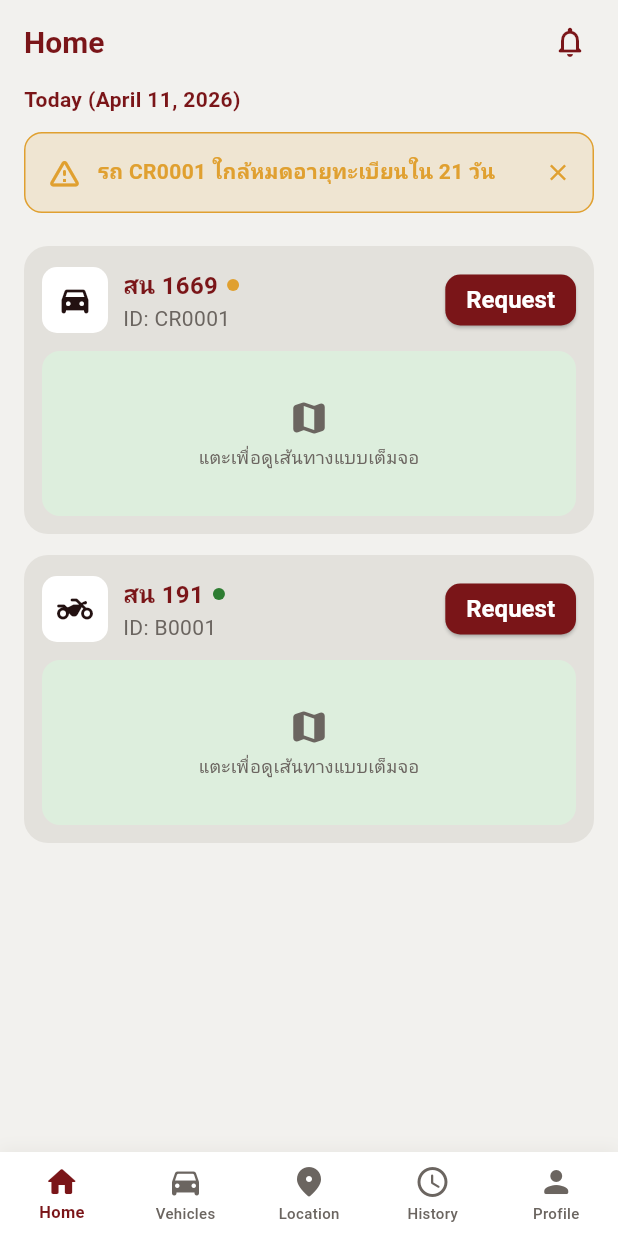
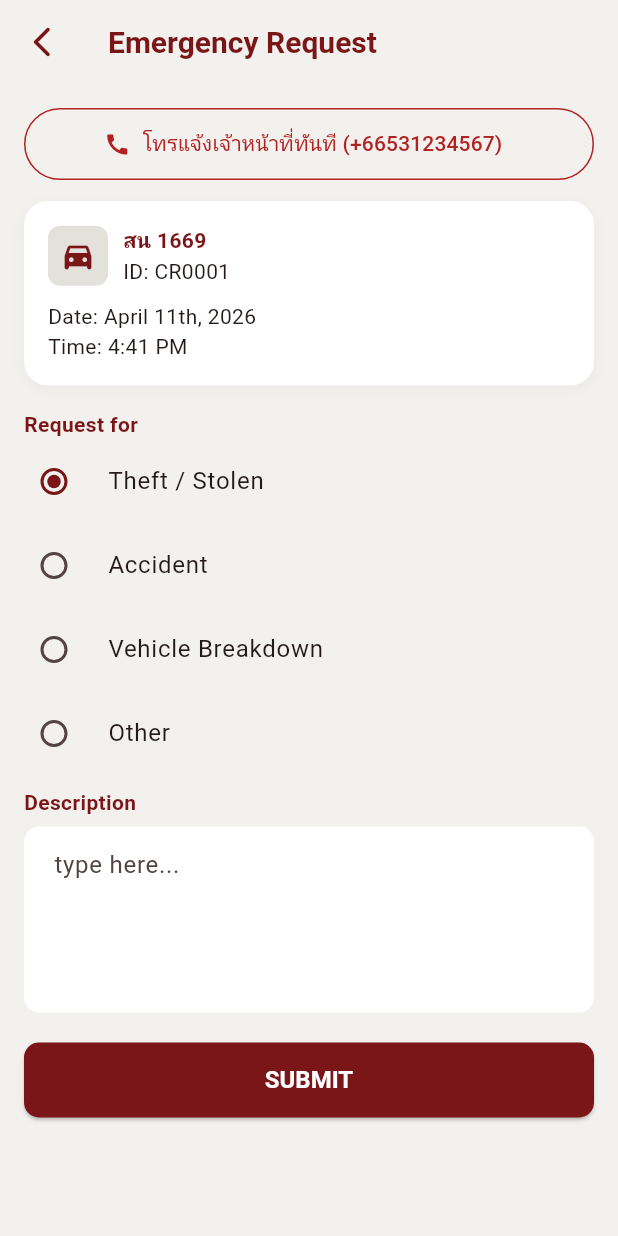
Before and after one commit to Nitiwat-158/ivts-vue, a Flutter app: the screen it shows after launch, item 2 of the bottom bar chosen, after a tap on the "arrow back ios new" icon, after a tap on "Request", on a phone screen of 412 x 824 dp. Run offline on Flutter 3.47's test engine with Material 3 defaults, Android fonts, the phone set to English and light mode, and no system bars.

Commit message:
Notification and Emergency Request

```diff
--- a/user-mobile-application/lib/data/mock_data.dart
+++ b/user-mobile-application/lib/data/mock_data.dart
@@ -1,4 +1,6 @@
+import '../models/emergency_status.dart';
 import '../models/history_entry.dart';
+import '../models/notification_item.dart';
 import '../models/vehicle.dart';
 
 class MockData {
@@ -86,4 +88,48 @@ class MockData {
       dateGroup: '11 month ago',
     ),
   ];
+
+  static final List<NotificationItem> notifications = [
+    const NotificationItem(
+      type: NotificationType.system,
+      title: 'Your request had been submit',
+      description: 'Your request number TH00001 on 11/04/2026 has been submit',
+      dateGroup: 'Today',
+    ),
+    const NotificationItem(
+      type: NotificationType.system,
+      title: 'Traffic Update: Road closure for Lamduan Games 26th',
+      description: 'Road closure from Swimming pool building to the Central Stadium on 11 Jun 13 Jun',
+      dateGroup: '7 days ago',
+    ),
+    const NotificationItem(
+      type: NotificationType.renewal,
+      title: 'My Vehicle',
+      description: 'รถหมายเลขทะเบียน รถ 1999 กำลังใกล้หมดอายุ ผ่านอาคาร E4',
+      dateGroup: '7 days ago',
+    ),
+  ];
+
+  static final List<EmergencyStatusUpdate> emergencyTimeline = [
+    const EmergencyStatusUpdate(
+      step: EmergencyStep.submitted,
+      label: 'ส่งคำร้องเรียบร้อย',
+      timestamp: '4:41 PM',
+      completed: true,
+    ),
+    const EmergencyStatusUpdate(
+      step: EmergencyStep.acknowledged,
+      label: 'เจ้าหน้าที่รับคำร้องแล้ว',
+      timestamp: '4:43 PM',
+      completed: true,
+    ),
+    const EmergencyStatusUpdate(
+      step: EmergencyStep.contacting,
+      label: 'กำลังติดต่อกลับ',
+      timestamp: '',
+      completed: false,
+    ),
+  ];
+
+  static const String securityPhoneNumber = '+66531234567';
 }
--- /dev/null
+++ b/user-mobile-application/lib/models/emergency_status.dart
@@ -0,0 +1,15 @@
+enum EmergencyStep { submitted, acknowledged, contacting }
+
+class EmergencyStatusUpdate {
+  final EmergencyStep step;
+  final String label;
+  final String timestamp;
+  final bool completed;
+
+  const EmergencyStatusUpdate({
+    required this.step,
+    required this.label,
+    required this.timestamp,
+    required this.completed,
+  });
+}
--- /dev/null
+++ b/user-mobile-application/lib/models/notification_item.dart
@@ -0,0 +1,15 @@
+enum NotificationType { emergency, renewal, system }
+
+class NotificationItem {
+  final NotificationType type;
+  final String title;
+  final String description;
+  final String dateGroup;
+
+  const NotificationItem({
+    required this.type,
+    required this.title,
+    required this.description,
+    required this.dateGroup,
+  });
+}
--- /dev/null
+++ b/user-mobile-application/lib/screens/emergency_request_screen.dart
@@ -0,0 +1,152 @@
+import 'package:flutter/material.dart';
+import 'package:flutter/services.dart';
+import '../data/mock_data.dart';
+import '../models/vehicle.dart';
+import '../theme/app_theme.dart';
+import 'emergency_status_screen.dart';
+
+class EmergencyRequestScreen extends StatefulWidget {
+  final Vehicle vehicle;
+
+  const EmergencyRequestScreen({super.key, required this.vehicle});
+
+  @override
+  State<EmergencyRequestScreen> createState() => _EmergencyRequestScreenState();
+}
+
+class _EmergencyRequestScreenState extends State<EmergencyRequestScreen> {
+  String _selected = 'Theft / Stolen';
+  final _options = const ['Theft / Stolen', 'Accident', 'Vehicle Breakdown', 'Other'];
+
+  void _confirmAndSubmit() {
+    showDialog(
+      context: context,
+      builder: (_) => AlertDialog(
+        shape: RoundedRectangleBorder(borderRadius: BorderRadius.circular(16)),
+        title: const Text('Are you sure to submit your request?'),
+        actions: [
+          TextButton(
+            onPressed: () => Navigator.pop(context),
+            child: const Text('CANCEL'),
+          ),
+          ElevatedButton(
+            onPressed: () {
+              Navigator.pop(context);
+              Navigator.pushReplacement(
+                context,
+                MaterialPageRoute(builder: (_) => const EmergencyStatusScreen()),
+              );
+            },
+            child: const Text('SUBMIT'),
+          ),
+        ],
+      ),
+    );
+  }
+
+  @override
+  Widget build(BuildContext context) {
+    return Scaffold(
+      backgroundColor: AppColors.background,
+      appBar: AppBar(
+        leading: IconButton(
+          icon: const Icon(Icons.arrow_back_ios_new_rounded),
+          onPressed: () => Navigator.of(context).maybePop(),
+        ),
+        title: const Text('Emergency Request'),
+      ),
+      body: SafeArea(
+        child: ListView(
+          padding: const EdgeInsets.all(16),
+          children: [
+            _CallButton(),
+            const SizedBox(height: 14),
+            Container(
+              padding: const EdgeInsets.all(16),
+              decoration: BoxDecoration(
+                color: Colors.white,
+                borderRadius: BorderRadius.circular(16),
+                boxShadow: [
+                  BoxShadow(
+                    color: AppColors.divider.withOpacity(0.3),
+                    blurRadius: 8,
+                    offset: const Offset(0, 2),
+                  ),
+                ],
+              ),
+              child: Column(
+                crossAxisAlignment: CrossAxisAlignment.start,
+                children: [
+                  Row(
+                    children: [
+                      Container(
+                        width: 40,
+                        height: 40,
+                        decoration: BoxDecoration(
+                          color: AppColors.cardGrey,
+                          borderRadius: BorderRadius.circular(8),
+                        ),
+                        child: const Icon(Icons.directions_car_filled_rounded, color: AppColors.primary),
+                      ),
+                      const SizedBox(width: 10),
+                      Column(
+                        crossAxisAlignment: CrossAxisAlignment.start,
+                        children: [
+                          Text(widget.vehicle.plateNumber, style: const TextStyle(color: AppColors.primary, fontWeight: FontWeight.bold)),
+                          Text('ID: ${widget.vehicle.vehicleCode}'),
+                        ],
+                      ),
+                    ],
+                  ),
+                  const SizedBox(height: 10),
+                  const Text('Date: April 11th, 2026'),
+                  const Text('Time: 4:41 PM'),
+                ],
+              ),
+            ),
+            const SizedBox(height: 16),
+            const Text('Request for', style: TextStyle(fontWeight: FontWeight.bold, color: AppColors.primary)),
+            ..._options.map((option) => RadioListTile<String>(
+                  value: option,
+                  groupValue: _selected,
+                  title: Text(option),
+                  activeColor: AppColors.primary,
+                  contentPadding: EdgeInsets.zero,
+                  onChanged: (value) => setState(() => _selected = value!),
+                )),
+            const SizedBox(height: 8),
+            const Text('Description', style: TextStyle(fontWeight: FontWeight.bold, color: AppColors.primary)),
+            const SizedBox(height: 6),
+            const TextField(
+              maxLines: 4,
+              decoration: InputDecoration(hintText: 'type here...'),
+            ),
+            const SizedBox(height: 20),
+            ElevatedButton(
+              onPressed: _confirmAndSubmit,
+              child: const Text('SUBMIT'),
+            ),
+          ],
+        ),
+      ),
+    );
+  }
+}
+
+class _CallButton extends StatelessWidget {
+  @override
+  Widget build(BuildContext context) {
+    return OutlinedButton.icon(
+      style: OutlinedButton.styleFrom(
+        foregroundColor: AppColors.accentRed,
+        side: const BorderSide(color: AppColors.accentRed),
+        minimumSize: const Size.fromHeight(48),
+      ),
+      onPressed: () {
+        HapticFeedback.mediumImpact();
+      },
+      icon: const Icon(Icons.call),
+      label: Text('โทรแจ้งเจ้าหน้าที่ทันที (${MockData.securityPhoneNumber})'),
+    );
+  }
+}
--- a/user-mobile-application/lib/screens/home_screen.dart
+++ b/user-mobile-application/lib/screens/home_screen.dart
@@ -5,6 +5,7 @@ import '../theme/app_theme.dart';
 import '../widgets/bottom_nav_bar.dart';
 import '../widgets/top_bar_actions.dart';
 import '../widgets/vehicle_card.dart';
+import 'emergency_request_screen.dart';
 import 'history_screen.dart';
 import 'location_screen.dart';
 import 'profile_screen.dart';
@@ -82,6 +83,26 @@ class _HomeScreenState extends State<HomeScreen> {
                 text: 'คุณยังไม่ได้ลงทะเบียนรถ — เริ่มต้นลงทะเบียนรถของคุณ',
                 onTap: () {},
               ),
+            const SizedBox(height: 8),
+            SizedBox(
+              width: double.infinity,
+              child: ElevatedButton.icon(
+                onPressed: () {
+                  final vehicle = MockData.vehicles.first;
+                  Navigator.of(context).push(
+                    MaterialPageRoute(builder: (_) => EmergencyRequestScreen(vehicle: vehicle)),
+                  );
+                },
+                icon: const Icon(Icons.emergency_outlined),
+                label: const Text('Request'),
+                style: ElevatedButton.styleFrom(
+                  backgroundColor: AppColors.primary,
+                  foregroundColor: Colors.white,
+                  padding: const EdgeInsets.symmetric(vertical: 14),
+                  shape: RoundedRectangleBorder(borderRadius: BorderRadius.circular(12)),
+                ),
+              ),
+            ),
             if (!_hasNoVehicles && expiring != null && _showRenewalBanner)
               _ActionBanner(
                 color: expiring.daysUntilExpiry <= 7
```
Also changed, not shown: user-mobile-application/lib/screens/emergency_status_screen.dart (added, +119 -0 lines), user-mobile-application/lib/screens/notification_screen.dart (+82 -3 lines), user-mobile-application/lib/widgets/vehicle_card.dart (+8 -1 lines).
